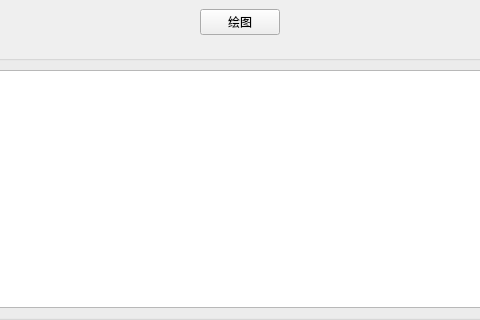
Before: the Qt Designer form ZCAN_MINI/UI/dbcview_dockwidget.ui in icanerandy/ZCAN_MINI, drawn with Qt 5; both pictures show x 245 to 725 and y 0 to 320 of the 884 by 613 pixel window.
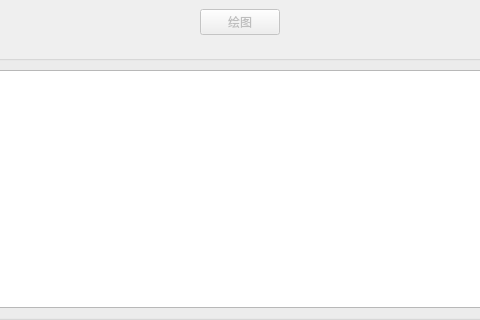
After: the same form once the commit is applied.

Patch:
```diff
--- a/ZCAN_MINI/UI/dbcview_dockwidget.ui
+++ b/ZCAN_MINI/UI/dbcview_dockwidget.ui
@@ -39,6 +39,9 @@
       </item>
       <item>
        <widget class="QPushButton" name="btnPaint">
+        <property name="enabled">
+         <bool>false</bool>
+        </property>
         <property name="text">
          <string>绘图</string>
         </property>
```
